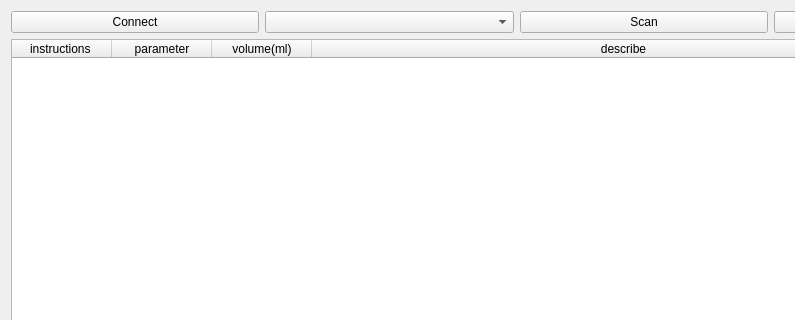
Above: UIModular/MainWindow/FunctionWidget/SamplingWidget/SamplingWidgetUI.ui from EddyXieFalcon/ColorAnalyst before the change; both pictures show x 0 to 795 and y 0 to 320 of the 1033 by 842 pixel window. Below: the same form after it.
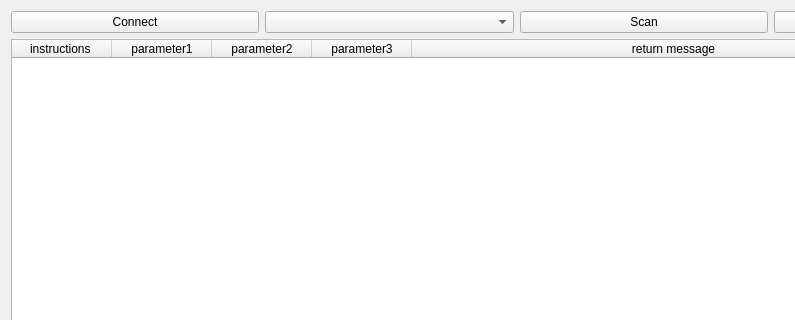
That is the form after the change.

Commit message: 界面修饰类的功能添加：样品测试界面

```diff
--- a/UIModular/MainWindow/FunctionWidget/SamplingWidget/SamplingWidgetUI.ui
+++ b/UIModular/MainWindow/FunctionWidget/SamplingWidget/SamplingWidgetUI.ui
@@ -52,17 +52,22 @@
        </column>
        <column>
         <property name="text">
-         <string>parameter</string>
+         <string>parameter1</string>
         </property>
        </column>
        <column>
         <property name="text">
-         <string>volume(ml)</string>
+         <string>parameter2</string>
         </property>
        </column>
        <column>
         <property name="text">
-         <string>describe</string>
+         <string>parameter3</string>
+        </property>
+       </column>
+       <column>
+        <property name="text">
+         <string>return message</string>
         </property>
        </column>
       </widget>
```
The commit also changes 2 other files.
